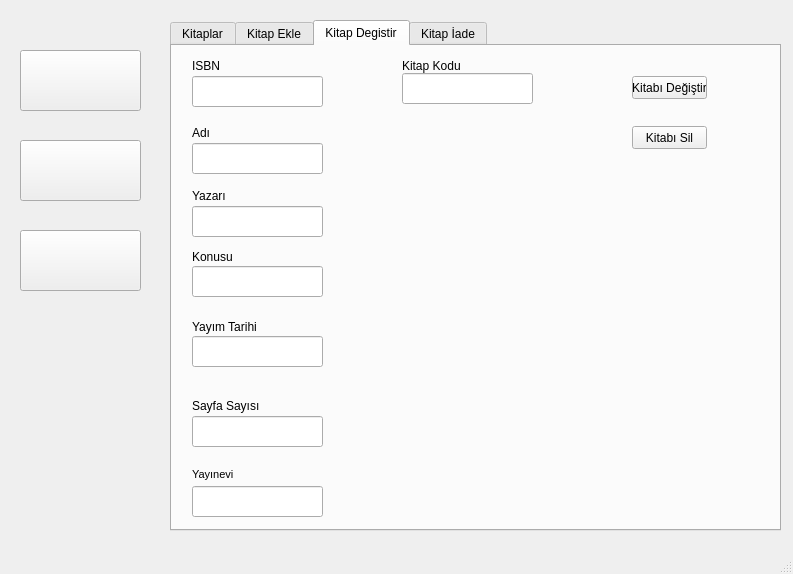
Before: the Qt Designer form OfficerWindow.ui in OsmanBuyuksar/KutuphaneOtomasyonSistemi, drawn with Qt 5.
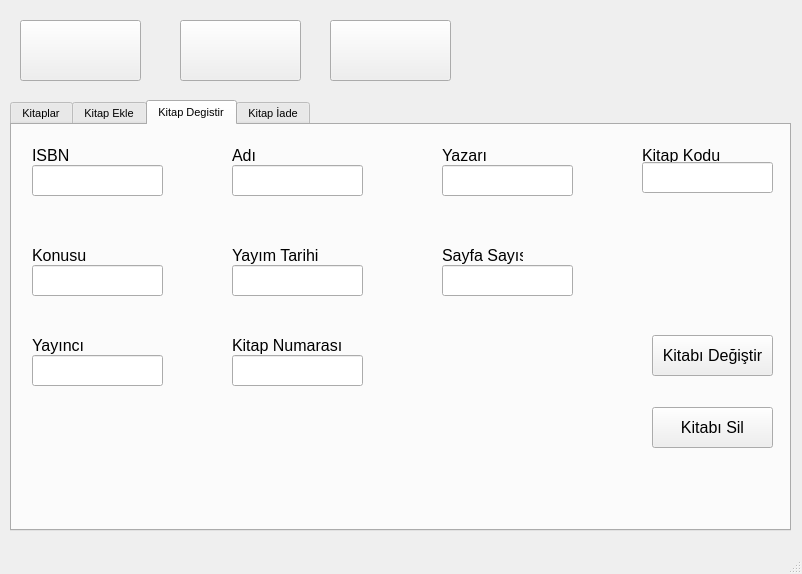
After: the same form once the commit is applied. The open tabs and pages were chosen to show the change. Icons and pictures are not drawn.

Diff of the .ui file:
```diff
--- a/OfficerWindow.ui
+++ b/OfficerWindow.ui
@@ -6,7 +6,7 @@
    <rect>
     <x>0</x>
     <y>0</y>
-    <width>793</width>
+    <width>802</width>
     <height>574</height>
    </rect>
   </property>
@@ -17,8 +17,8 @@
    <widget class="QPushButton" name="settingsTabBtn">
     <property name="geometry">
      <rect>
-      <x>20</x>
-      <y>230</y>
+      <x>330</x>
+      <y>20</y>
       <width>121</width>
       <height>61</height>
      </rect>
@@ -41,7 +41,7 @@
     <property name="geometry">
      <rect>
       <x>20</x>
-      <y>50</y>
+      <y>20</y>
       <width>121</width>
       <height>61</height>
      </rect>
@@ -63,12 +63,17 @@
    <widget class="QTabWidget" name="tabWidget">
     <property name="geometry">
      <rect>
-      <x>170</x>
-      <y>20</y>
-      <width>611</width>
-      <height>511</height>
+      <x>10</x>
+      <y>100</y>
+      <width>781</width>
+      <height>431</height>
      </rect>
     </property>
+    <property name="font">
+     <font>
+      <pointsize>8</pointsize>
+     </font>
+    </property>
     <property name="currentIndex">
      <number>0</number>
     </property>
@@ -324,26 +329,21 @@
      <widget class="QPushButton" name="changeBookBtn">
       <property name="geometry">
        <rect>
-        <x>460</x>
-        <y>30</y>
-        <width>75</width>
-        <height>23</height>
+        <x>640</x>
+        <y>210</y>
+        <width>121</width>
+        <height>41</height>
        </rect>
       </property>
+      <property name="font">
+       <font>
+        <pointsize>12</pointsize>
+       </font>
+      </property>
       <property name="text">
        <string>Kitabı Değiştir</string>
       </property>
      </widget>
-     <widget class="QLineEdit" name="lineEdit_16">
-      <property name="geometry">
-       <rect>
-        <x>20</x>
-        <y>160</y>
-        <width>131</width>
-        <height>31</height>
-       </rect>
-      </property>
-     </widget>
      <widget class="QLineEdit" name="lineEdit_12">
       <property name="geometry">
        <rect>
@@ -354,68 +354,6 @@
        </rect>
       </property>
      </widget>
-     <widget class="QLineEdit" name="lineEdit_11">
-      <property name="geometry">
-       <rect>
-        <x>20</x>
-        <y>290</y>
-        <width>131</width>
-        <height>31</height>
-       </rect>
-      </property>
-     </widget>
-     <widget class="QLabel" name="label_3">
-      <property name="geometry">
-       <rect>
-        <x>20</x>
-        <y>10</y>
-        <width>61</width>
-        <height>20</height>
-       </rect>
-      </property>
-      <property name="text">
-       <string>ISBN</string>
-      </property>
-     </widget>
-     <widget class="QLabel" name="label_13">
-      <property name="geometry">
-       <rect>
-        <x>20</x>
-        <y>270</y>
-        <width>81</width>
-        <height>21</height>
-       </rect>
-      </property>
-      <property name="text">
-       <string>Yayım Tarihi</string>
-      </property>
-     </widget>
-     <widget class="QLabel" name="label_14">
-      <property name="geometry">
-       <rect>
-        <x>20</x>
-        <y>350</y>
-        <width>81</width>
-        <height>20</height>
-       </rect>
-      </property>
-      <property name="text">
-       <string>Sayfa Sayısı</string>
-      </property>
-     </widget>
-     <widget class="QLabel" name="label_15">
-      <property name="geometry">
-       <rect>
-        <x>20</x>
-        <y>77</y>
-        <width>61</width>
-        <height>20</height>
-       </rect>
-      </property>
-      <property name="text">
-       <string>Adı</string>
-      </property>
-     </widget>
      <widget class="QLabel" name="label_11">
       <property name="geometry">
        <rect>
@@ -434,81 +372,20 @@
        <string>Yayınevi</string>
       </property>
      </widget>
-     <widget class="QLabel" name="label_16">
-      <property name="geometry">
-       <rect>
-        <x>20</x>
-        <y>140</y>
-        <width>51</width>
-        <height>20</height>
-       </rect>
-      </property>
-      <property name="text">
-       <string>Yazarı</string>
-      </property>
-     </widget>
-     <widget class="QLineEdit" name="lineEdit_10">
-      <property name="geometry">
-       <rect>
-        <x>20</x>
-        <y>220</y>
-        <width>131</width>
-        <height>31</height>
-       </rect>
-      </property>
-     </widget>
-     <widget class="QLineEdit" name="lineEdit_14">
-      <property name="geometry">
-       <rect>
-        <x>20</x>
-        <y>370</y>
-        <width>131</width>
-        <height>31</height>
-       </rect>
-      </property>
-     </widget>
-     <widget class="QLineEdit" name="lineEdit_15">
-      <property name="geometry">
-       <rect>
-        <x>20</x>
-        <y>97</y>
-        <width>131</width>
-        <height>31</height>
-       </rect>
-      </property>
-     </widget>
-     <widget class="QLineEdit" name="lineEdit_13">
-      <property name="geometry">
-       <rect>
-        <x>20</x>
-        <y>30</y>
-        <width>131</width>
-        <height>31</height>
-       </rect>
-      </property>
-     </widget>
-     <widget class="QLabel" name="label_12">
-      <property name="geometry">
-       <rect>
-        <x>20</x>
-        <y>200</y>
-        <width>61</width>
-        <height>21</height>
-       </rect>
-      </property>
-      <property name="text">
-       <string>Konusu</string>
-      </property>
-     </widget>
      <widget class="QLabel" name="label_4">
       <property name="geometry">
        <rect>
-        <x>230</x>
-        <y>10</y>
-        <width>61</width>
+        <x>630</x>
+        <y>20</y>
+        <width>91</width>
         <height>20</height>
        </rect>
       </property>
+      <property name="font">
+       <font>
+        <pointsize>12</pointsize>
+       </font>
+      </property>
       <property name="text">
        <string>Kitap Kodu</string>
       </property>
@@ -516,8 +393,8 @@
      <widget class="QLineEdit" name="lineEdit_17">
       <property name="geometry">
        <rect>
-        <x>230</x>
-        <y>27</y>
+        <x>630</x>
+        <y>37</y>
         <width>131</width>
         <height>31</height>
        </rect>
@@ -526,16 +403,285 @@
      <widget class="QPushButton" name="deleteBookBtn">
       <property name="geometry">
        <rect>
-        <x>460</x>
-        <y>80</y>
-        <width>75</width>
-        <height>23</height>
+        <x>640</x>
+        <y>282</y>
+        <width>121</width>
+        <height>41</height>
        </rect>
       </property>
+      <property name="font">
+       <font>
+        <pointsize>12</pointsize>
+       </font>
+      </property>
       <property name="text">
        <string>Kitabı Sil</string>
       </property>
      </widget>
+     <widget class="QLabel" name="label_16">
+      <property name="geometry">
+       <rect>
+        <x>430</x>
+        <y>20</y>
+        <width>51</width>
+        <height>20</height>
+       </rect>
+      </property>
+      <property name="font">
+       <font>
+        <pointsize>12</pointsize>
+       </font>
+      </property>
+      <property name="text">
+       <string>Yazarı</string>
+      </property>
+     </widget>
+     <widget class="QLabel" name="label_13">
+      <property name="geometry">
+       <rect>
+        <x>220</x>
+        <y>120</y>
+        <width>101</width>
+        <height>21</height>
+       </rect>
+      </property>
+      <property name="font">
+       <font>
+        <pointsize>12</pointsize>
+       </font>
+      </property>
+      <property name="text">
+       <string>Yayım Tarihi</string>
+      </property>
+     </widget>
+     <widget class="QLineEdit" name="lineEdit_16">
+      <property name="geometry">
+       <rect>
+        <x>430</x>
+        <y>40</y>
+        <width>131</width>
+        <height>31</height>
+       </rect>
+      </property>
+      <property name="font">
+       <font>
+        <pointsize>12</pointsize>
+       </font>
+      </property>
+     </widget>
+     <widget class="QLineEdit" name="lineEdit_11">
+      <property name="geometry">
+       <rect>
+        <x>430</x>
+        <y>140</y>
+        <width>131</width>
+        <height>31</height>
+       </rect>
+      </property>
+      <property name="font">
+       <font>
+        <pointsize>12</pointsize>
+       </font>
+      </property>
+     </widget>
+     <widget class="QLabel" name="label_14">
+      <property name="geometry">
+       <rect>
+        <x>430</x>
+        <y>120</y>
+        <width>81</width>
+        <height>20</height>
+       </rect>
+      </property>
+      <property name="font">
+       <font>
+        <pointsize>12</pointsize>
+       </font>
+      </property>
+      <property name="text">
+       <string>Sayfa Sayısı</string>
+      </property>
+     </widget>
+     <widget class="QLineEdit" name="lineEdit_13">
+      <property name="geometry">
+       <rect>
+        <x>220</x>
+        <y>140</y>
+        <width>131</width>
+        <height>31</height>
+       </rect>
+      </property>
+      <property name="font">
+       <font>
+        <pointsize>12</pointsize>
+       </font>
+      </property>
+     </widget>
+     <widget class="QLineEdit" name="lineEdit_10">
+      <property name="geometry">
+       <rect>
+        <x>20</x>
+        <y>40</y>
+        <width>131</width>
+        <height>31</height>
+       </rect>
+      </property>
+      <property name="font">
+       <font>
+        <pointsize>12</pointsize>
+       </font>
+      </property>
+     </widget>
+     <widget class="QLineEdit" name="lineEdit_14">
+      <property name="geometry">
+       <rect>
+        <x>220</x>
+        <y>40</y>
+        <width>131</width>
+        <height>31</height>
+       </rect>
+      </property>
+      <property name="font">
+       <font>
+        <pointsize>12</pointsize>
+       </font>
+      </property>
+     </widget>
+     <widget class="QLabel" name="label_12">
+      <property name="geometry">
+       <rect>
+        <x>220</x>
+        <y>20</y>
+        <width>61</width>
+        <height>20</height>
+       </rect>
+      </property>
+      <property name="font">
+       <font>
+        <pointsize>12</pointsize>
+       </font>
+      </property>
+      <property name="text">
+       <string>Adı</string>
+      </property>
+     </widget>
+     <widget class="QLineEdit" name="lineEdit_15">
+      <property name="geometry">
+       <rect>
+        <x>20</x>
+        <y>140</y>
+        <width>131</width>
+        <height>31</height>
+       </rect>
+      </property>
+      <property name="font">
+       <font>
+        <pointsize>12</pointsize>
+       </font>
+      </property>
+     </widget>
+     <widget class="QLabel" name="label_3">
+      <property name="geometry">
+       <rect>
+        <x>20</x>
+        <y>20</y>
+        <width>61</width>
+        <height>20</height>
+       </rect>
+      </property>
+      <property name="font">
+       <font>
+        <pointsize>12</pointsize>
+       </font>
+      </property>
+      <property name="text">
+       <string>ISBN</string>
+      </property>
+     </widget>
+     <widget class="QLabel" name="label_15">
+      <property name="geometry">
+       <rect>
+        <x>20</x>
+        <y>120</y>
+        <width>61</width>
+        <height>21</height>
+       </rect>
+      </property>
+      <property name="font">
+       <font>
+        <pointsize>12</pointsize>
+       </font>
+      </property>
+      <property name="text">
+       <string>Konusu</string>
+      </property>
+     </widget>
+     <widget class="QLineEdit" name="publisherLE_2">
+      <property name="geometry">
+       <rect>
+        <x>20</x>
+        <y>230</y>
+        <width>131</width>
+        <height>31</height>
+       </rect>
+      </property>
+      <property name="font">
+       <font>
+        <pointsize>12</pointsize>
+       </font>
+      </property>
+     </widget>
+     <widget class="QLabel" name="label_21">
+      <property name="geometry">
+       <rect>
+        <x>20</x>
+        <y>210</y>
+        <width>81</width>
+        <height>20</height>
+       </rect>
+      </property>
+      <property name="font">
+       <font>
+        <pointsize>12</pointsize>
+       </font>
+      </property>
+      <property name="text">
+       <string>Yayıncı</string>
+      </property>
+     </widget>
+     <widget class="QLineEdit" name="bookNoLE_2">
+      <property name="geometry">
+       <rect>
+        <x>220</x>
+        <y>230</y>
+        <width>131</width>
+        <height>31</height>
+       </rect>
+      </property>
+      <property name="font">
+       <font>
+        <pointsize>12</pointsize>
+       </font>
+      </property>
+     </widget>
+     <widget class="QLabel" name="label_22">
+      <property name="geometry">
+       <rect>
+        <x>220</x>
+        <y>210</y>
+        <width>131</width>
+        <height>21</height>
+       </rect>
+      </property>
+      <property name="font">
+       <font>
+        <pointsize>12</pointsize>
+       </font>
+      </property>
+      <property name="text">
+       <string>Kitap Numarası</string>
+      </property>
+     </widget>
     </widget>
     <widget class="QWidget" name="tab_3">
      <attribute name="title">
@@ -582,8 +728,8 @@
    <widget class="QPushButton" name="usersTabBtn">
     <property name="geometry">
      <rect>
-      <x>20</x>
-      <y>140</y>
+      <x>180</x>
+      <y>20</y>
       <width>121</width>
       <height>61</height>
      </rect>
```
Left out of the diff: 295 changed lines with no effect on the pictures.
